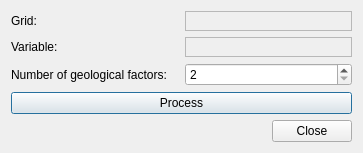
Qt form imagejockey/vardecomp/variographicdecompositiondialog.ui (PauloCarvalhoRJ/gammaray) before a commit.
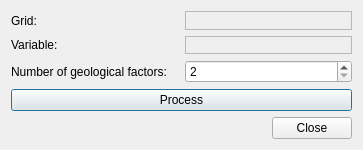
The same form after that commit.

Diff of the .ui file:
```diff
--- a/imagejockey/vardecomp/variographicdecompositiondialog.ui
+++ b/imagejockey/vardecomp/variographicdecompositiondialog.ui
@@ -31,7 +31,23 @@
        <property name="frameShadow">
         <enum>QFrame::Raised</enum>
        </property>
-       <layout class="QVBoxLayout" name="verticalLayout_2"/>
+       <layout class="QVBoxLayout" name="verticalLayout_2">
+        <property name="spacing">
+         <number>0</number>
+        </property>
+        <property name="leftMargin">
+         <number>0</number>
+        </property>
+        <property name="topMargin">
+         <number>0</number>
+        </property>
+        <property name="rightMargin">
+         <number>0</number>
+        </property>
+        <property name="bottomMargin">
+         <number>0</number>
+        </property>
+       </layout>
       </widget>
      </item>
      <item row="1" column="0">
@@ -49,7 +65,23 @@
        <property name="frameShadow">
         <enum>QFrame::Raised</enum>
        </property>
-       <layout class="QVBoxLayout" name="verticalLayout_3"/>
+       <layout class="QVBoxLayout" name="verticalLayout_3">
+        <property name="spacing">
+         <number>0</number>
+        </property>
+        <property name="leftMargin">
+         <number>0</number>
+        </property>
+        <property name="topMargin">
+         <number>0</number>
+        </property>
+        <property name="rightMargin">
+         <number>0</number>
+        </property>
+        <property name="bottomMargin">
+         <number>0</number>
+        </property>
+       </layout>
       </widget>
      </item>
      <item row="2" column="0">
```
